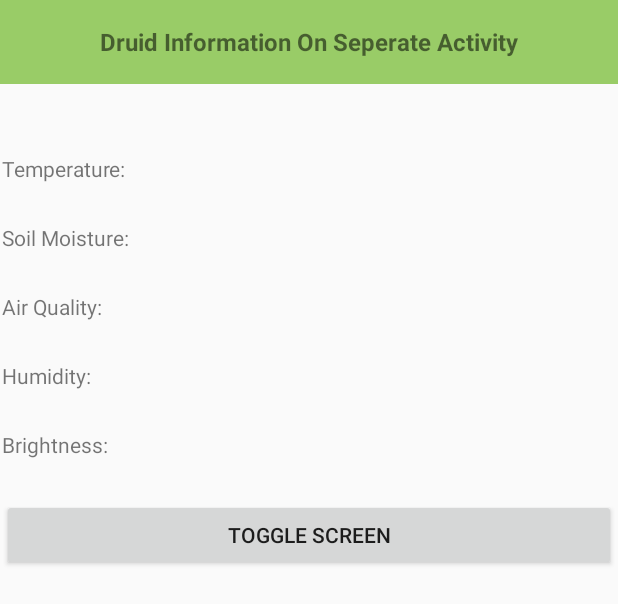
After one commit to conancom/Druid-Plant-Monitoring, an Android app: the layout activity_main_information.xml on its own in the app's theme, with its tools: preview values and no code run, on a phone screen of 412 x 824 dp. The commit adds this screen. Shown: the top 604 px of the screen. Run offline under Robolectric (Android 15) with nearby library versions, the phone set to English and light mode, and no system bars.

Commit message:
app progress

```diff
--- a/AndroidStudio/app/build.gradle
+++ b/AndroidStudio/app/build.gradle
@@ -51,6 +51,8 @@ dependencies {
 
     implementation 'org.jetbrains.anko:anko:0.10.8'
     implementation 'com.jakewharton.timber:timber:4.7.1'
+    implementation 'androidx.gridlayout:gridlayout:1.0.0'
+    implementation 'androidx.cardview:cardview:1.0.0'
 
     ktlint "com.pinterest:ktlint:0.36.0"
 
--- a/AndroidStudio/app/src/main/AndroidManifest.xml
+++ b/AndroidStudio/app/src/main/AndroidManifest.xml
@@ -38,6 +38,9 @@
         <activity android:name=".BleOperationsActivity"
             android:theme="@style/Theme.AppCompat.Light.NoActionBar"
             android:screenOrientation="portrait" />
+        <activity android:name=".BleInformationActivityActivity"
+            android:theme="@style/Theme.AppCompat.Light.NoActionBar"
+            android:screenOrientation="portrait" />
         <activity android:name=".MainActivity"
             android:theme="@style/Theme.AppCompat.Light.NoActionBar"
             android:screenOrientation="portrait">
--- /dev/null
+++ b/AndroidStudio/app/src/main/res/layout/activity_main_information.xml
@@ -0,0 +1,112 @@
+<?xml version="1.0" encoding="utf-8"?>
+<!--
+  ~ Copyright 2019 Punch Through Design LLC
+  ~
+  ~ Licensed under the Apache License, Version 2.0 (the "License");
+  ~ you may not use this file except in compliance with the License.
+  ~ You may obtain a copy of the License at
+  ~
+  ~     http://www.apache.org/licenses/LICENSE-2.0
+  ~
+  ~ Unless required by applicable law or agreed to in writing, software
+  ~ distributed under the License is distributed on an "AS IS" BASIS,
+  ~ WITHOUT WARRANTIES OR CONDITIONS OF ANY KIND, either express or implied.
+  ~ See the License for the specific language governing permissions and
+  ~ limitations under the License.
+  -->
+
+<androidx.constraintlayout.widget.ConstraintLayout
+    xmlns:android="http://schemas.android.com/apk/res/android"
+    xmlns:app="http://schemas.android.com/apk/res-auto"
+    xmlns:tools="http://schemas.android.com/tools"
+    android:layout_width="match_parent"
+    android:layout_height="match_parent"
+    android:visibility="visible"
+    tools:context=".BleOperationsActivity"
+    >
+
+    <LinearLayout
+        android:id="@+id/layMain"
+        android:layout_width="409dp"
+        android:layout_height="658dp"
+        android:orientation="vertical"
+        android:visibility="visible"
+        app:layout_constraintBottom_toBottomOf="parent"
+        app:layout_constraintEnd_toEndOf="parent"
+        app:layout_constraintStart_toStartOf="parent"
+        app:layout_constraintTop_toBottomOf="@+id/characteristics_title"
+        >
+
+        <TextView
+            android:id="@+id/textTemp"
+            android:layout_width="match_parent"
+            android:layout_height="46dp"
+            android:text="@string/temperature"
+            />
+
+        <TextView
+            android:id="@+id/textSoil"
+            android:layout_width="match_parent"
+            android:layout_height="46dp"
+            android:text="@string/soil_moisture"
+            />
+
+        <TextView
+            android:id="@+id/textAriQu"
+            android:layout_width="match_parent"
+            android:layout_height="46dp"
+            android:text="@string/air_quality"
+            />
+
+        <TextView
+            android:id="@+id/textHumidity"
+            android:layout_width="match_parent"
+            android:layout_height="46dp"
+            android:text="@string/humidity"
+            />
+
+        <TextView
+            android:id="@+id/textBrightness"
+            android:layout_width="match_parent"
+            android:layout_height="46dp"
+            android:text="@string/brightness"
+            />
+
+        <Button
+            android:id="@+id/tbutton"
+            android:layout_width="match_parent"
+            android:layout_height="wrap_content"
+            android:text="Toggle Screen"
+            />
+    </LinearLayout>
+
+    <androidx.appcompat.widget.Toolbar
+        android:id="@+id/toolbar"
+        android:layout_width="match_parent"
+        android:layout_height="wrap_content"
+        android:background="#99CC67"
+        android:minHeight="?attr/actionBarSize"
+        android:theme="?attr/actionBarTheme"
+        app:layout_constraintBottom_toBottomOf="parent"
+        app:layout_constraintEnd_toEndOf="parent"
+        app:layout_constraintHorizontal_bias="1.0"
+        app:layout_constraintStart_toStartOf="parent"
+        app:layout_constraintTop_toTopOf="parent"
+        app:layout_constraintVertical_bias="0.0"
+        />
+
+    <TextView
+        android:id="@+id/characteristics_title"
+        android:layout_width="wrap_content"
+        android:layout_height="wrap_content"
+        android:text="Druid Information On Seperate Activity"
+        android:textSize="16sp"
+        android:textStyle="bold"
+        app:layout_constraintBottom_toBottomOf="parent"
+        app:layout_constraintEnd_toEndOf="parent"
+        app:layout_constraintStart_toStartOf="parent"
+        app:layout_constraintTop_toTopOf="parent"
+        app:layout_constraintVertical_bias="0.021"
+        />
+
+</androidx.constraintlayout.widget.ConstraintLayout>
```
Also changed, not shown: AndroidStudio/app/src/main/java/com/punchthrough/blestarterappandroid/BleInformationActivity.kt (added, +126 -0 lines), AndroidStudio/app/src/main/java/com/punchthrough/blestarterappandroid/BleOperationsActivity.kt (+25 -7 lines).
